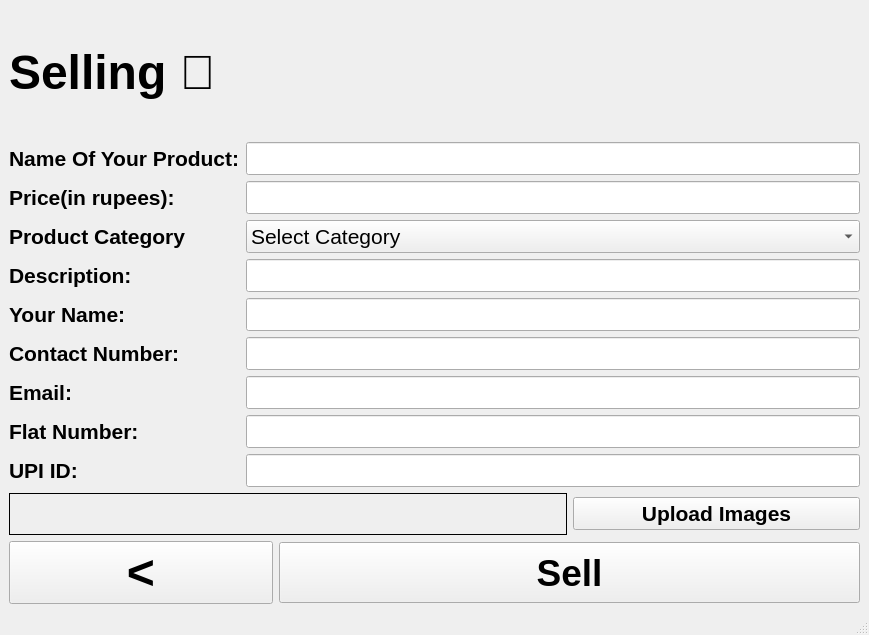
Old version of the form sellPage.ui in the repository acmpesuecc/GrowPal.
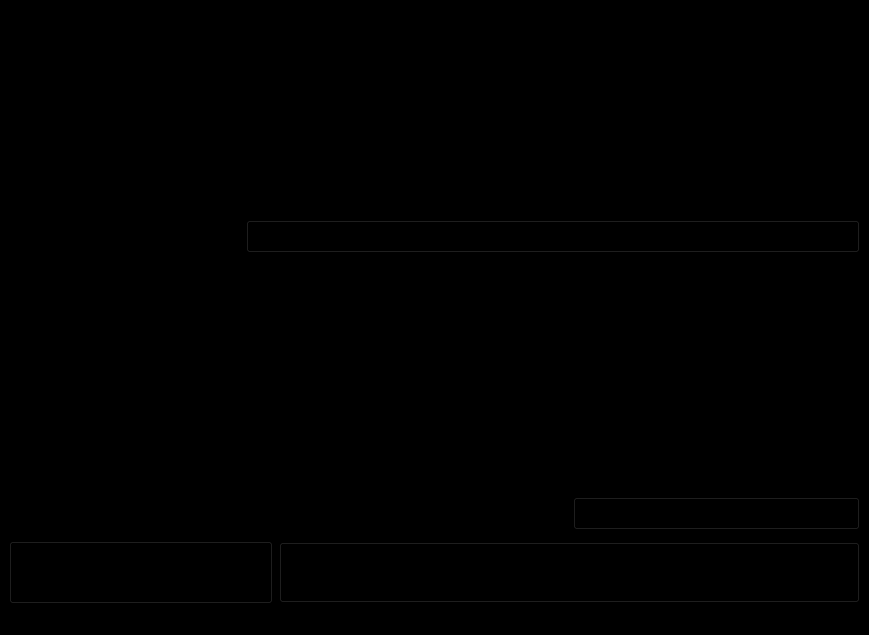
New version of the form.

Patch:
```diff
--- a/sellPage.ui
+++ b/sellPage.ui
@@ -13,6 +13,9 @@
   <property name="windowTitle">
    <string>MainWindow</string>
   </property>
+  <property name="styleSheet">
+   <string notr="true">background-color: black;</string>
+  </property>
   <widget class="QWidget" name="centralwidget">
    <layout class="QGridLayout" name="gridLayout">
     <item row="2" column="2">
```
